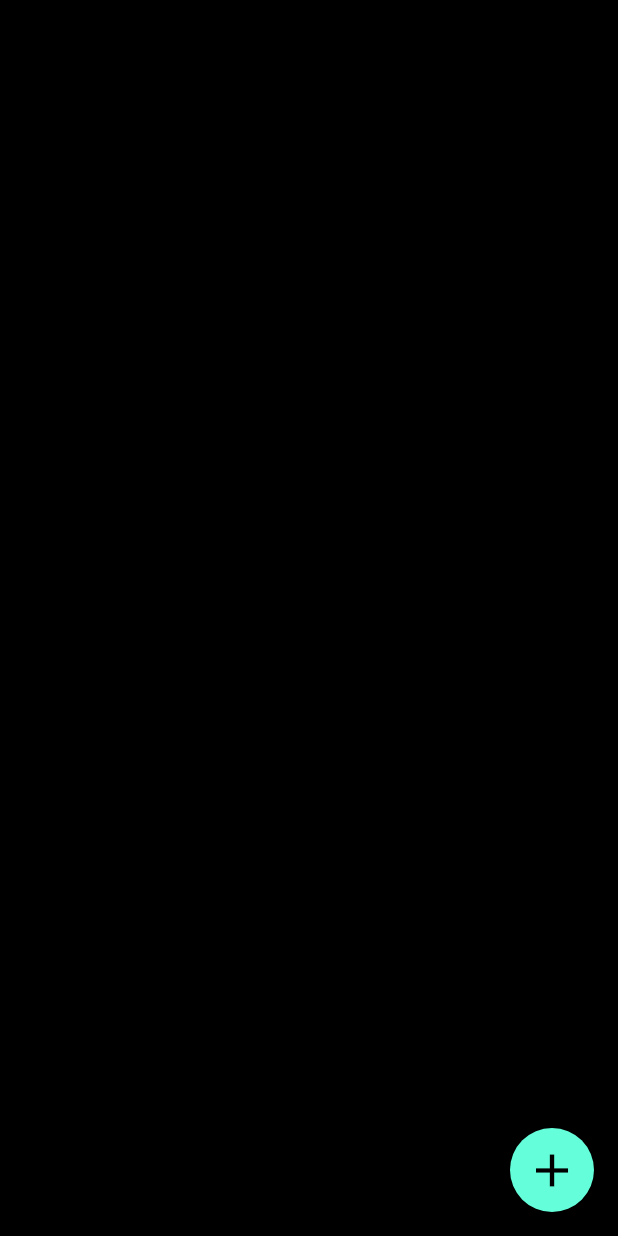
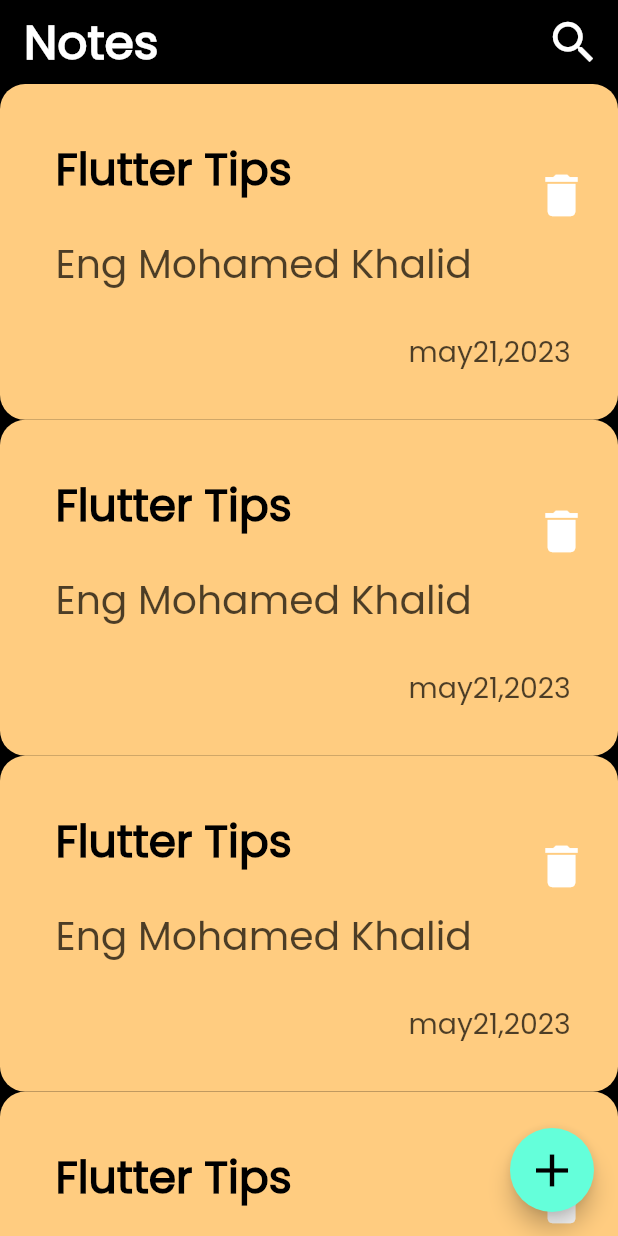
Before and after one commit to EngMohamedKhalid/note_app_hive, a Flutter app: the screen it shows after launch, on a phone screen of 412 x 824 dp. Run offline on Flutter 3.47's test engine with Material 2 defaults, Android fonts, the phone set to English and light mode, and no system bars; our stand-ins replace flutter_screenutil.

Commit message:
adding font family and build custom note item

```diff
--- a/lib/layout/home_layout.dart
+++ b/lib/layout/home_layout.dart
@@ -1,5 +1,6 @@
 import 'package:flutter/material.dart';
 import 'package:flutter_screenutil/flutter_screenutil.dart';
+import 'package:note_app_hive/shared/component/custom_note_item.dart';
 
 class HomeNotesLayOut extends StatelessWidget {
   const HomeNotesLayOut({Key? key}) : super(key: key);
@@ -7,6 +8,25 @@ class HomeNotesLayOut extends StatelessWidget {
   @override
   Widget build(BuildContext context) {
     return Scaffold(
+      appBar: AppBar(
+        title: Text(
+          "Notes",
+          style: TextStyle(
+            fontSize: 30.sp,
+            fontWeight: FontWeight.w600
+          ),
+        ),
+        actions: [
+          IconButton(
+            padding: EdgeInsets.only(right: 13.sp),
+              onPressed:() {},
+              icon: Icon(
+                Icons.search,
+                size: 35.sp,
+              )
+          )
+        ],
+      ),
       floatingActionButton: FloatingActionButton(
           onPressed: () {},
         child: Icon(
@@ -14,6 +34,12 @@ class HomeNotesLayOut extends StatelessWidget {
           size: 35.sp,
         ),
       ),
+      body:ListView.builder(
+        itemCount: 15,
+        itemBuilder: (context, index) {
+          return customNoteItem();
+        },
+      )
     );
   }
 }
--- a/lib/main.dart
+++ b/lib/main.dart
@@ -21,6 +21,11 @@ class NoteApp extends StatelessWidget {
         debugShowCheckedModeBanner: false,
         theme: ThemeData(
           brightness: Brightness.dark,
+          fontFamily: "Poppins",
+          appBarTheme: AppBarTheme(
+            backgroundColor: Colors.black,
+            elevation: 0
+          ),
           scaffoldBackgroundColor: Colors.black,
         ),
         home: HomeNotesLayOut(),
--- /dev/null
+++ b/lib/shared/component/custom_note_item.dart
@@ -0,0 +1,57 @@
+import 'package:flutter/material.dart';
+import 'package:flutter_screenutil/flutter_screenutil.dart';
+
+Widget customNoteItem(){
+  return Container(
+    width: double.infinity,
+    padding: EdgeInsets.only(top: 30.sp,bottom: 30.sp,left: 20.sp,),
+    decoration: BoxDecoration(
+        color:const Color(0xffFFCC80),
+        borderRadius: BorderRadius.circular(16.r)
+    ),
+    child: Column(
+      crossAxisAlignment: CrossAxisAlignment.end,
+      mainAxisAlignment: MainAxisAlignment.spaceAround,
+      mainAxisSize: MainAxisSize.min,
+      children: [
+        ListTile(
+          title:Text(
+            "Flutter Tips",
+            style: TextStyle(
+                fontSize: 28.sp,
+                fontWeight: FontWeight.w600,
+                color: Colors.black
+            ),
+          ),
+          subtitle: Padding(
+            padding:  EdgeInsets.only(top: 20.sp,bottom:20.sp ),
+            child: Text(
+              "Eng Mohamed Khalid",
+              style: TextStyle(
+                  fontSize: 25.sp,
+                  color: Colors.black.withOpacity(.7)
+              ),
+            ),
+          ),
+          trailing: IconButton(
+            onPressed: () {},
+            icon: Icon(
+              Icons.delete,
+              size: 35.sp,
+            ),
+          ),
+        ),
+        Padding(
+          padding: EdgeInsets.only(right: 30.sp,),
+          child: Text(
+            "may21,2023",
+            style: TextStyle(
+                fontSize: 18.sp,
+                color: Colors.black.withOpacity(.7)
+            ),
+          ),
+        ),
+      ],
+    ),
+  );
+}
```
Also changed, not shown: pubspec.yaml (+4 -4 lines), assets/fonts/Poppins-Regular.ttf (added).
